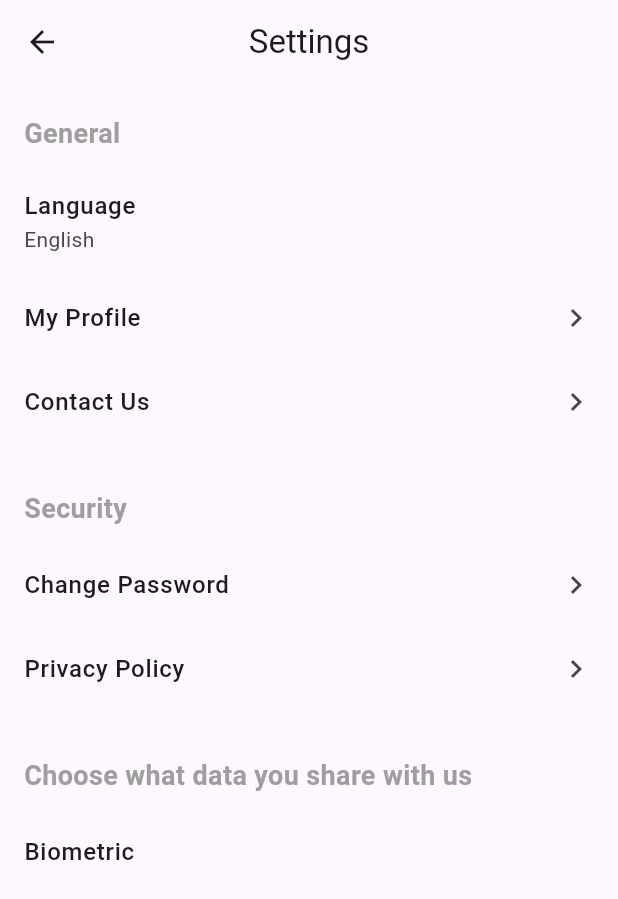
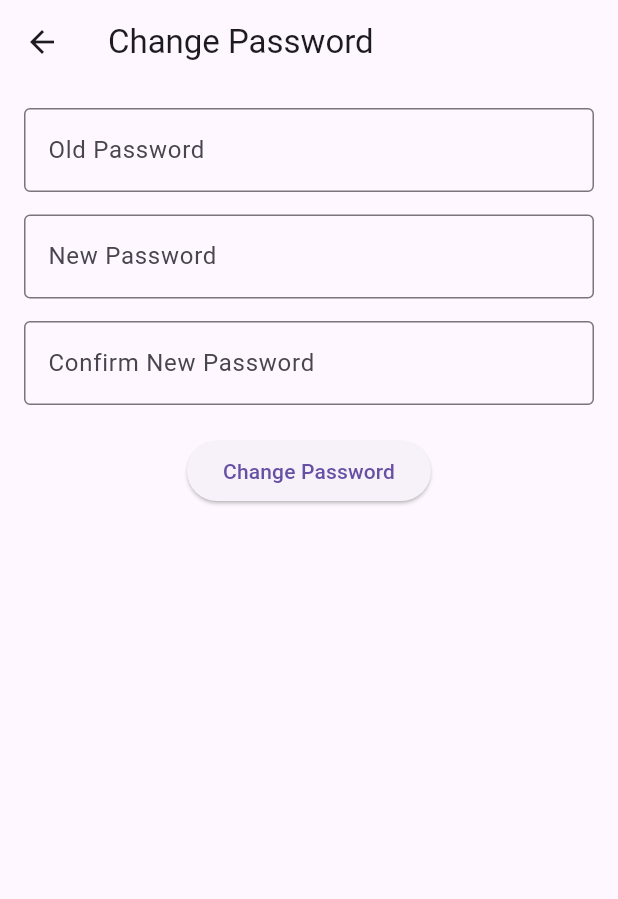
Before and after one commit to SifisoBlessingDuba/WiseBank-Frontend-, a Flutter app: the screen it shows after launch, item 4 of the bottom bar chosen, after a tap on "Change Password", on a phone screen of 412 x 824 dp. Shown: the top 899 px of the screen. Run offline on Flutter 3.47's test engine with Material 3 defaults, Android fonts, the phone set to English and light mode, and no system bars; our stand-ins replace flutter_dash.

Commit message:
Login, Sign-up & Password pages

```diff
--- /dev/null
+++ b/lib/change_password_page.dart
@@ -0,0 +1,63 @@
+import 'package:flutter/material.dart';
+
+class ChangePasswordPage extends StatelessWidget {
+  const ChangePasswordPage({super.key});
+
+  @override
+  Widget build(BuildContext context) {
+    final oldPasswordController = TextEditingController();
+    final newPasswordController = TextEditingController();
+    final confirmPasswordController = TextEditingController();
+
+    return Scaffold(
+      appBar: AppBar(title: const Text("Change Password")),
+      body: Padding(
+        padding: const EdgeInsets.all(16.0),
+        child: Column(
+          children: [
+            TextField(
+              controller: oldPasswordController,
+              obscureText: true,
+              decoration: const InputDecoration(
+                  labelText: "Old Password", border: OutlineInputBorder()),
+            ),
+            const SizedBox(height: 15),
+
+            TextField(
+              controller: newPasswordController,
+              obscureText: true,
+              decoration: const InputDecoration(
+                  labelText: "New Password", border: OutlineInputBorder()),
+            ),
+            const SizedBox(height: 15),
+
+            TextField(
+              controller: confirmPasswordController,
+              obscureText: true,
+              decoration: const InputDecoration(
+                  labelText: "Confirm New Password", border: OutlineInputBorder()),
+            ),
+            const SizedBox(height: 20),
+
+            ElevatedButton(
+              onPressed: () {
+                if (newPasswordController.text ==
+                    confirmPasswordController.text) {
+                  ScaffoldMessenger.of(context).showSnackBar(
+                    const SnackBar(content: Text("Password Changed Successfully")),
+                  );
+                  Navigator.pop(context);
+                } else {
+                  ScaffoldMessenger.of(context).showSnackBar(
+                    const SnackBar(content: Text("Passwords do not match")),
+                  );
+                }
+              },
+              child: const Text("Change Password"),
+            ),
+          ],
+        ),
+      ),
+    );
+  }
+}
--- a/lib/settings_page.dart
+++ b/lib/settings_page.dart
@@ -1,6 +1,6 @@
-// settings_page.dart
 import 'package:flutter/material.dart';
-import 'Profile.dart'; // import your Profile page
+import 'Profile.dart';
+import 'change_password_page.dart';
 
 class SettingsPage extends StatelessWidget {
   const SettingsPage({super.key});
@@ -38,7 +38,10 @@ class SettingsPage extends StatelessWidget {
                 );
               },
             ),
-            _buildSettingItem(title: 'Contact Us', trailing: const Icon(Icons.chevron_right)),
+            _buildSettingItem(
+              title: 'Contact Us',
+              trailing: const Icon(Icons.chevron_right),
+            ),
 
             const SizedBox(height: 30),
             const Text(
@@ -50,8 +53,21 @@ class SettingsPage extends StatelessWidget {
               ),
             ),
             const SizedBox(height: 10),
-            _buildSettingItem(title: 'Change Password', trailing: const Icon(Icons.chevron_right)),
-            _buildSettingItem(title: 'Privacy Policy', trailing: const Icon(Icons.chevron_right)),
+            _buildSettingItem(
+              title: 'Change Password',
+              trailing: const Icon(Icons.chevron_right),
+              onTap: () {
+                Navigator.push(
+                  context,
+                  MaterialPageRoute(
+                      builder: (context) => const ChangePasswordPage()),
+                );
+              },
+            ),
+            _buildSettingItem(
+              title: 'Privacy Policy',
+              trailing: const Icon(Icons.chevron_right),
+            ),
 
             const SizedBox(height: 30),
             const Text(
@@ -75,7 +91,7 @@ class SettingsPage extends StatelessWidget {
     required String title,
     String? subtitle,
     Widget? trailing,
-    VoidCallback? onTap, // added onTap parameter
+    VoidCallback? onTap,
   }) {
     return ListTile(
       contentPadding: EdgeInsets.zero,
@@ -88,7 +104,7 @@ class SettingsPage extends StatelessWidget {
       ),
       subtitle: subtitle != null ? Text(subtitle) : null,
       trailing: trailing,
-      onTap: onTap ?? () {}, // use passed onTap if exists
+      onTap: onTap ?? () {},
     );
   }
 }
```
Also changed, not shown: lib/login_page.dart (added, +86 -0 lines), lib/signup_page.dart (added, +71 -0 lines).
